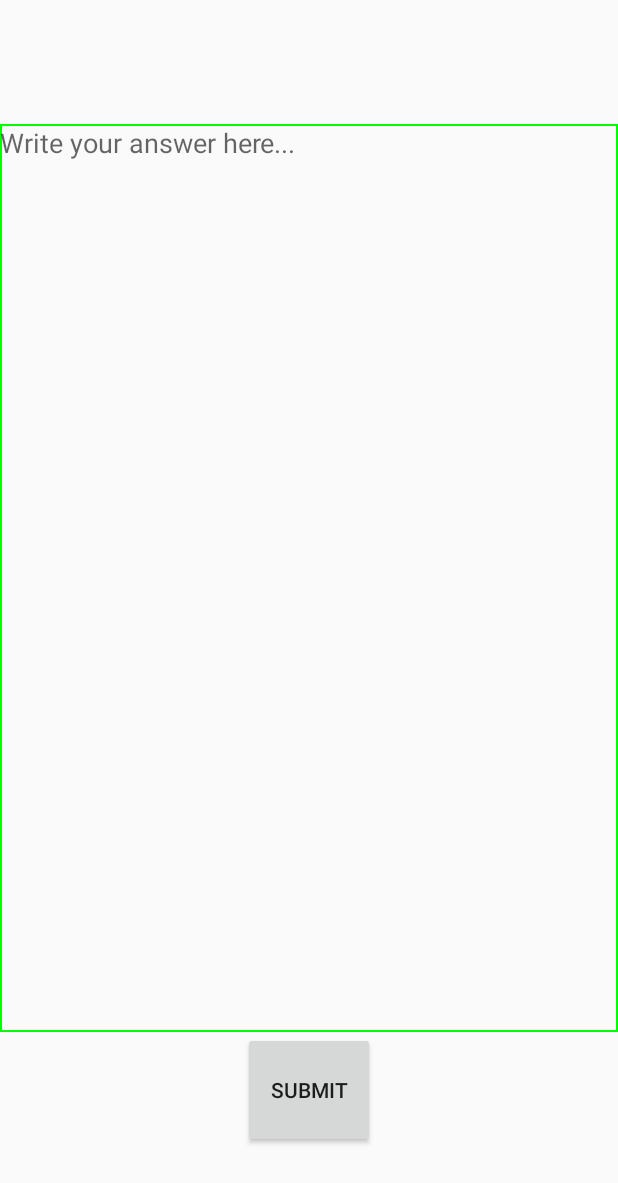
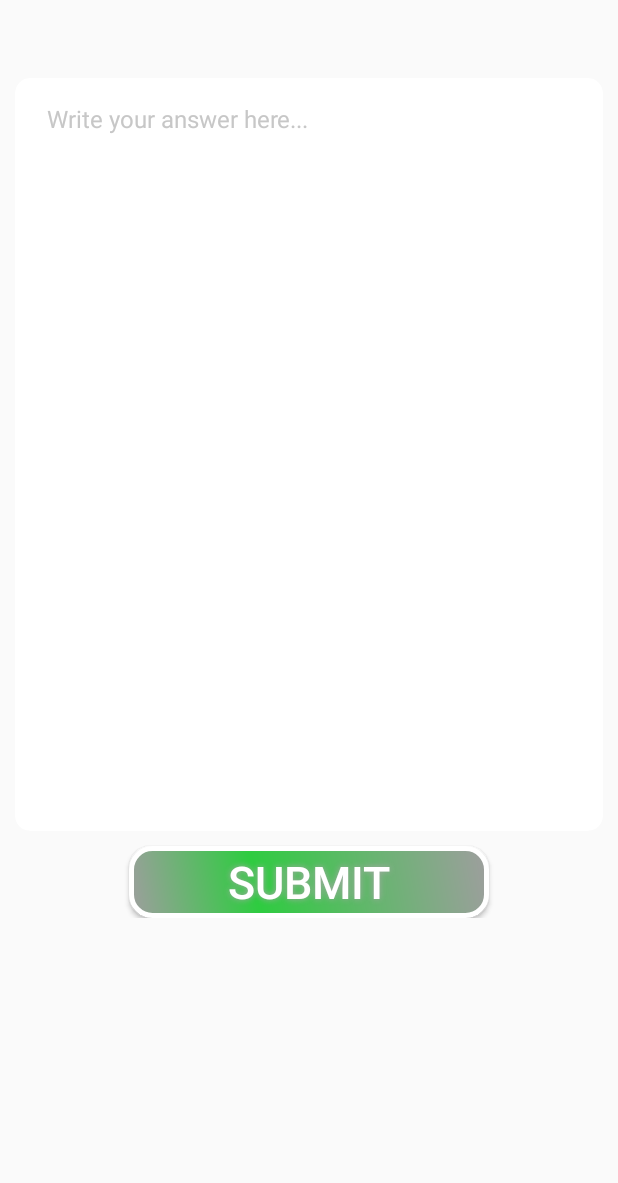
Before and after one commit to sa1g0n1337/FreedomELearning, an Android app: the layout writing_fragment1.xml on its own in the app's theme, with its tools: preview values and no code run, on a phone screen of 412 x 824 dp. Shown: the top 1183 px of the screen. Run offline under Robolectric (Android 15) with nearby library versions, the phone set to English and light mode, and no system bars.

Commit message:
Fix UI writing fragment 2

```diff
--- a/app/build.gradle
+++ b/app/build.gradle
@@ -32,6 +32,7 @@ dependencies {
     implementation 'de.hdodenhof:circleimageview:2.2.0'
     implementation 'com.github.bumptech.glide:glide:4.8.0'
     annotationProcessor 'com.github.bumptech.glide:compiler:4.8.0'
+    implementation 'com.github.GrenderG:Toasty:1.4.2'
 
     // Facebook
     implementation 'com.facebook.android:facebook-android-sdk:4.39.0'
--- /dev/null
+++ b/app/src/main/res/drawable/buttonshape.xml
@@ -0,0 +1,23 @@
+<?xml version="1.0" encoding="utf-8"?>
+<shape xmlns:android="http://schemas.android.com/apk/res/android"
+    android:shape="rectangle">
+    <corners android:radius="14dp" />
+    <gradient
+        android:angle="45"
+        android:centerColor="#2ecc40"
+        android:centerX="35%"
+        android:endColor="#9E9E9E"
+        android:startColor="#9E9E9E"
+        android:type="linear" />
+    <padding
+        android:bottom="0dp"
+        android:left="0dp"
+        android:right="0dp"
+        android:top="0dp" />
+    <size
+        android:width="240dp"
+        android:height="40dp" />
+    <stroke
+        android:width="3dp"
+        android:color="#ffff" />
+</shape>
--- a/app/src/main/res/layout/writing_fragment1.xml
+++ b/app/src/main/res/layout/writing_fragment1.xml
@@ -1,7 +1,7 @@
 <?xml version="1.0" encoding="utf-8"?>
 <LinearLayout xmlns:android="http://schemas.android.com/apk/res/android"
     android:layout_width="match_parent"
-    android:layout_height="match_parent"
+    android:layout_height="wrap_content"
     android:orientation="vertical"
     android:weightSum="10">
 
@@ -10,37 +10,58 @@
         android:id="@+id/tv_writing_question"
         android:layout_width="match_parent"
         android:layout_height="wrap_content"
-        android:layout_margin="16dp"
+        android:layout_margin="10dp"
+        android:layout_marginBottom="5dp"
         android:layout_weight="1"
         android:textSize="16sp" />
+
+    <android.support.v7.widget.CardView xmlns:app="http://schemas.android.com/apk/res-auto"
+        android:layout_width="match_parent"
+        android:layout_height="wrap_content"
+        android:layout_margin="10dp"
+        android:layout_marginTop="0dp"
+        android:layout_weight="5"
+        app:cardCornerRadius="10dp">
 
         <EditText
             android:id="@+id/edt_writing_ans"
             android:layout_width="match_parent"
             android:layout_height="wrap_content"
-        android:layout_weight="6"
-        android:background="@drawable/edittext_background"
+            android:layout_centerVertical="false"
+            android:layout_margin="16dp"
+            android:layout_marginBottom="0dp"
+            android:background="@null"
             android:gravity="top|left"
             android:hint="Write your answer here..."
             android:inputType="textMultiLine"
-        android:lines="20"
+            android:lines="25"
             android:overScrollMode="always"
+            android:paddingStart="5dp"
             android:scrollbarStyle="insideInset"
             android:scrollbars="vertical"
             android:scrollHorizontally="false"
-        android:textAppearance="?android:attr/textAppearanceMedium" />
+            android:textAppearance="?android:attr/textAppearanceMedium"
+            android:textColorHint="#c7c7c7"
+            android:textSize="16sp" />
+
+    </android.support.v7.widget.CardView>
+
 
     <Button
         android:id="@+id/writing_ans_submit"
+
         android:layout_width="wrap_content"
         android:layout_height="wrap_content"
         android:layout_gravity="center"
-        android:layout_weight="1"
-        android:text="Submit" />
+        android:layout_weight="2"
+        android:background="@drawable/buttonshape"
+        android:shadowColor="#A8A8A8"
+        android:shadowDx="0"
+        android:shadowDy="0"
+        android:shadowRadius="5"
+        android:text="SUBMIT"
+        android:textColor="#FFFFFF"
+        android:textSize="30sp" />
 
-    <LinearLayout
-        android:layout_width="match_parent"
-        android:layout_height="wrap_content"
-        android:layout_weight="2" />
 
 </LinearLayout>
--- a/app/src/main/res/values/colors.xml
+++ b/app/src/main/res/values/colors.xml
@@ -5,4 +5,5 @@
     <color name="colorAccent">#00FF00</color>
     <color name="colorBlack">#000000</color>
     <color name="colorWhite">#ffffff</color>
+    <color name="darker_gray">#A9A9A9</color>
 </resources>
```
Also changed, not shown: app/src/main/java/freedom/com/freedom_e_learning/writing/WritingFragment1.java (+22 -23 lines), app/src/main/java/freedom/com/freedom_e_learning/writing/WritingFragment2.java (+8 -1 lines), app/src/main/res/drawable/edittext_background.xml (+32 -5 lines), app/src/main/res/layout/activity_writing.xml (+5 -4 lines), app/src/main/res/layout/comment.xml (+35 -11 lines), app/src/main/res/layout/writing_fragment2.xml (+29 -9 lines), app/src/main/res/drawable/user_icon.png (added). Lines whose indentation alone changed are shown as unchanged.
